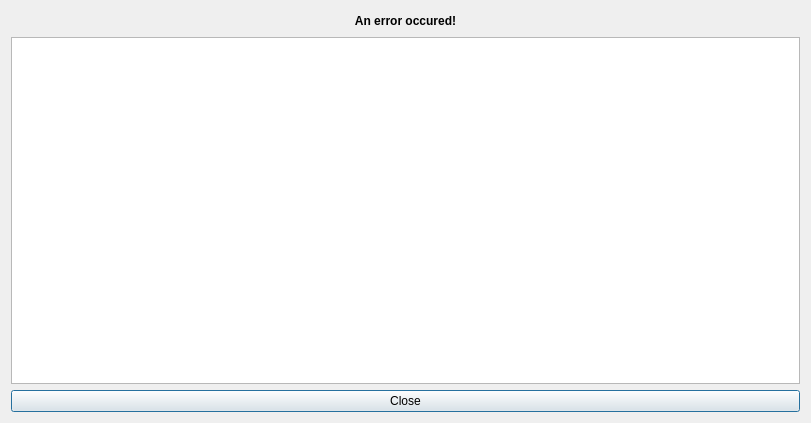
Qt form src/klfprogerr.ui (TobiasWinchen/klatexformula_debian) before a commit.
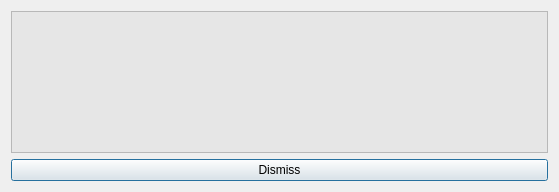
The same form after that commit. Icons and pictures are not drawn.

The edit to the form file:
```diff
--- a/src/klfprogerr.ui
+++ b/src/klfprogerr.ui
@@ -7,8 +7,8 @@
    <rect>
     <x>0</x>
     <y>0</y>
-    <width>811</width>
-    <height>423</height>
+    <width>559</width>
+    <height>192</height>
    </rect>
   </property>
   <property name="windowTitle">
@@ -18,47 +18,56 @@
    <iconset resource="klfres.qrc">
     <normaloff>:/pics/klatexformula-128.png</normaloff>:/pics/klatexformula-128.png</iconset>
   </property>
-  <property name="styleSheet">
-   <string notr="true"/>
-  </property>
-  <property name="modal">
-   <bool>true</bool>
-  </property>
   <layout class="QVBoxLayout" name="lyt_KLFProgErr">
-   <item>
-    <widget class="QLabel" name="lbl">
-     <property name="sizePolicy">
-      <sizepolicy hsizetype="Preferred" vsizetype="Fixed">
-       <horstretch>0</horstretch>
-       <verstretch>0</verstretch>
-      </sizepolicy>
-     </property>
-     <property name="minimumSize">
-      <size>
-       <width>0</width>
-       <height>20</height>
-      </size>
-     </property>
-     <property name="font">
-      <font>
-       <weight>75</weight>
-       <bold>true</bold>
-      </font>
-     </property>
-     <property name="text">
-      <string>An error occured!</string>
-     </property>
-     <property name="alignment">
-      <set>Qt::AlignCenter</set>
-     </property>
-     <property name="wordWrap">
-      <bool>false</bool>
-     </property>
-    </widget>
-   </item>
    <item>
     <widget class="QTextBrowser" name="txtError">
-     <property name="styleSheet">
+     <property name="palette">
+      <palette>
+       <active>
+        <colorrole role="Base">
+         <brush brushstyle="SolidPattern">
+          <color alpha="255">
+           <red>230</red>
+           <green>230</green>
+           <blue>230</blue>
+          </color>
+         </brush>
+        </colorrole>
+       </active>
+       <inactive>
+        <colorrole role="Base">
+         <brush brushstyle="SolidPattern">
+          <color alpha="255">
+           <red>230</red>
+           <green>230</green>
+           <blue>230</blue>
+          </color>
+         </brush>
+        </colorrole>
+       </inactive>
+       <disabled>
+        <colorrole role="Base">
+         <brush brushstyle="SolidPattern">
+          <color alpha="255">
+           <red>224</red>
+           <green>223</green>
+           <blue>216</blue>
+          </color>
+         </brush>
+        </colorrole>
+       </disabled>
+      </palette>
+     </property>
+     <property name="frameShape">
+      <enum>QFrame::StyledPanel</enum>
+     </property>
+     <property name="frameShadow">
+      <enum>QFrame::Sunken</enum>
+     </property>
+     <property name="tabChangesFocus">
+      <bool>true</bool>
+     </property>
+     <property name="documentTitle">
       <string notr="true"/>
      </property>
     </widget>
@@ -72,7 +81,7 @@
       <string>Close dialog</string>
      </property>
      <property name="text">
-      <string>Close</string>
+      <string>Dismiss</string>
      </property>
      <property name="icon">
       <iconset>
```
Left out of the diff: 5 changed lines with no effect on the pictures.
